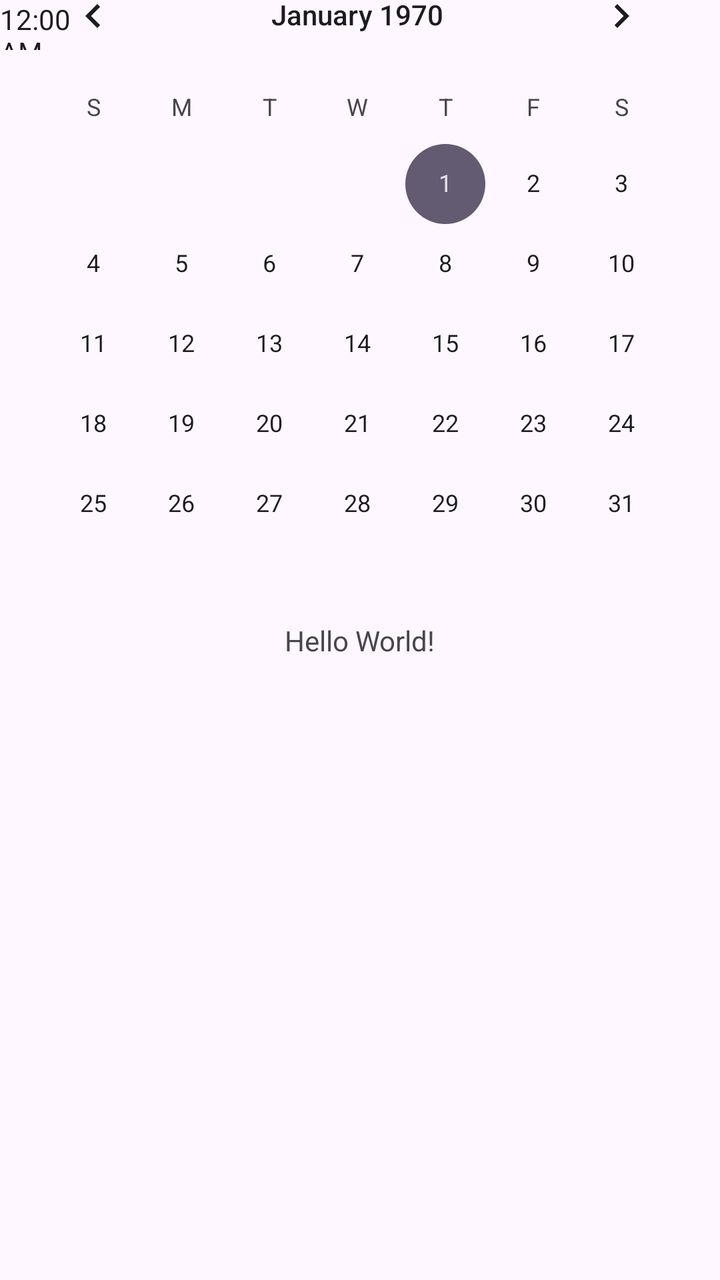
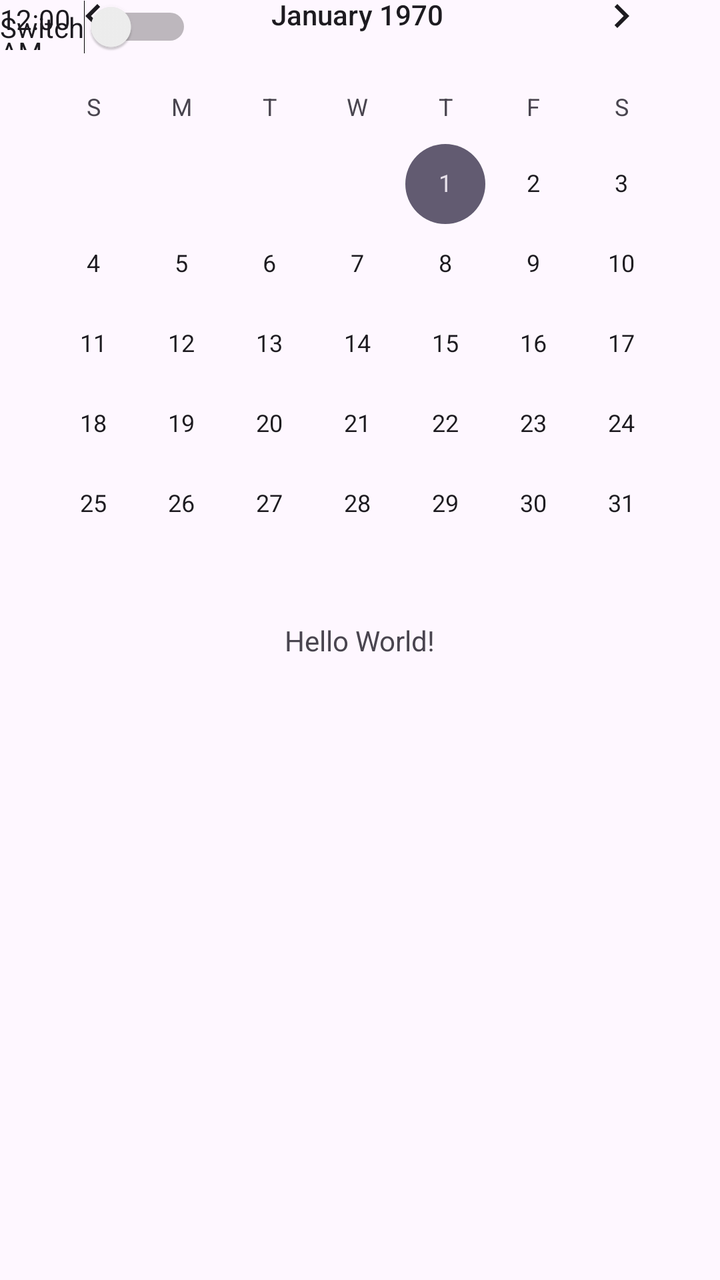

Compare the two renders of this Android layout. The source of the first and the diff that turns it into the second are given below.
<!-- AndroidManifest.xml: application theme Theme.PojecGitSurkov -->
<!-- res/layout/activity_main.xml -->
<?xml version="1.0" encoding="utf-8"?>
<androidx.constraintlayout.widget.ConstraintLayout xmlns:android="http://schemas.android.com/apk/res/android"
    xmlns:app="http://schemas.android.com/apk/res-auto"
    xmlns:tools="http://schemas.android.com/tools"
    android:id="@+id/main"
    android:layout_width="match_parent"
    android:layout_height="match_parent"
    tools:context=".MainActivity">

    <TextView
        android:layout_width="wrap_content"
        android:layout_height="wrap_content"
        android:text="Hello World!"
        app:layout_constraintBottom_toBottomOf="parent"
        app:layout_constraintEnd_toEndOf="parent"
        app:layout_constraintStart_toStartOf="parent"
        app:layout_constraintTop_toTopOf="parent" />

    <CalendarView
        android:id="@+id/calendarView"
        android:layout_width="wrap_content"
        android:layout_height="wrap_content"
        android:layout_marginStart="29dp"
        android:layout_marginTop="19dp"
        android:layout_marginEnd="32dp"
        android:layout_marginBottom="374dp"
        app:layout_constraintBottom_toBottomOf="parent"
        app:layout_constraintEnd_toEndOf="parent"
        app:layout_constraintStart_toStartOf="parent"
        app:layout_constraintTop_toTopOf="parent" />

    <TextClock
        android:id="@+id/textClock"
        android:layout_width="47dp"
        android:layout_height="25dp"
        tools:layout_editor_absoluteX="177dp"
        tools:layout_editor_absoluteY="409dp" />

</androidx.constraintlayout.widget.ConstraintLayout>
<!-- resources referenced by this layout -->
<resources>
  <style name="Theme.PojecGitSurkov" parent="Base.Theme.PojecGitSurkov" />
  <style name="Base.Theme.PojecGitSurkov" parent="Theme.Material3.DayNight.NoActionBar">
          
          
      </style>
</resources>

<!-- the commit's change to res/layout/activity_main.xml (unified diff, before → after) -->
@@ -36,4 +36,12 @@
         tools:layout_editor_absoluteX="177dp"
         tools:layout_editor_absoluteY="409dp" />
 
+    <Switch
+        android:id="@+id/switch1"
+        android:layout_width="wrap_content"
+        android:layout_height="wrap_content"
+        android:text="Switch"
+        tools:layout_editor_absoluteX="155dp"
+        tools:layout_editor_absoluteY="501dp" />
+
 </androidx.constraintlayout.widget.ConstraintLayout>
